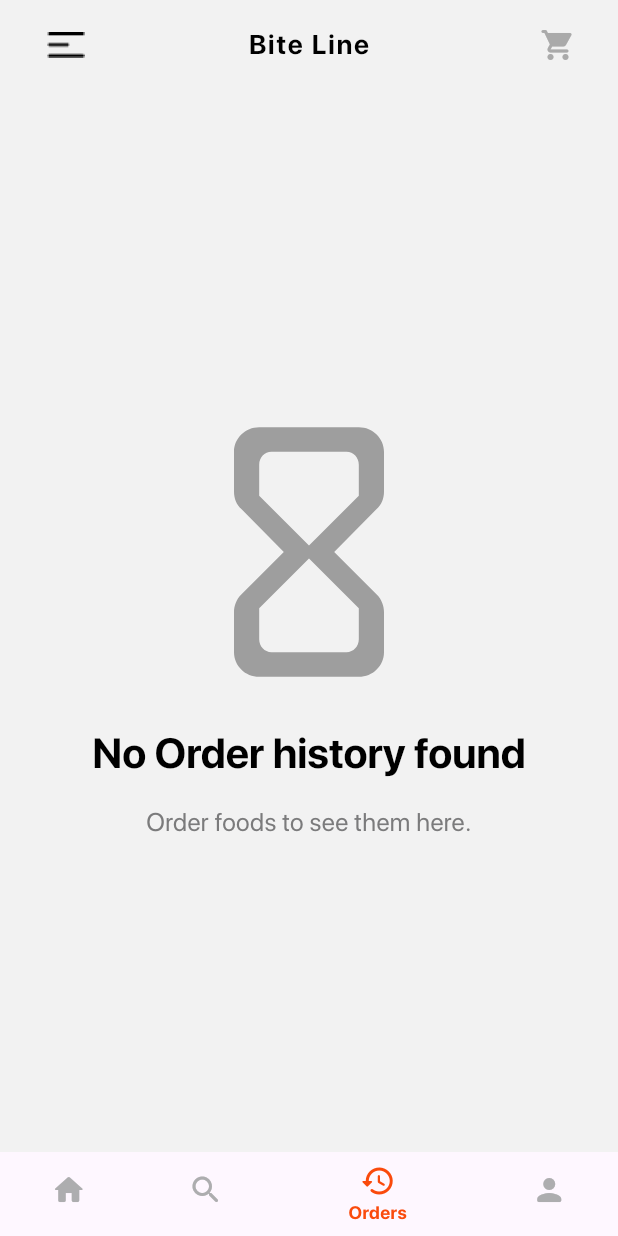
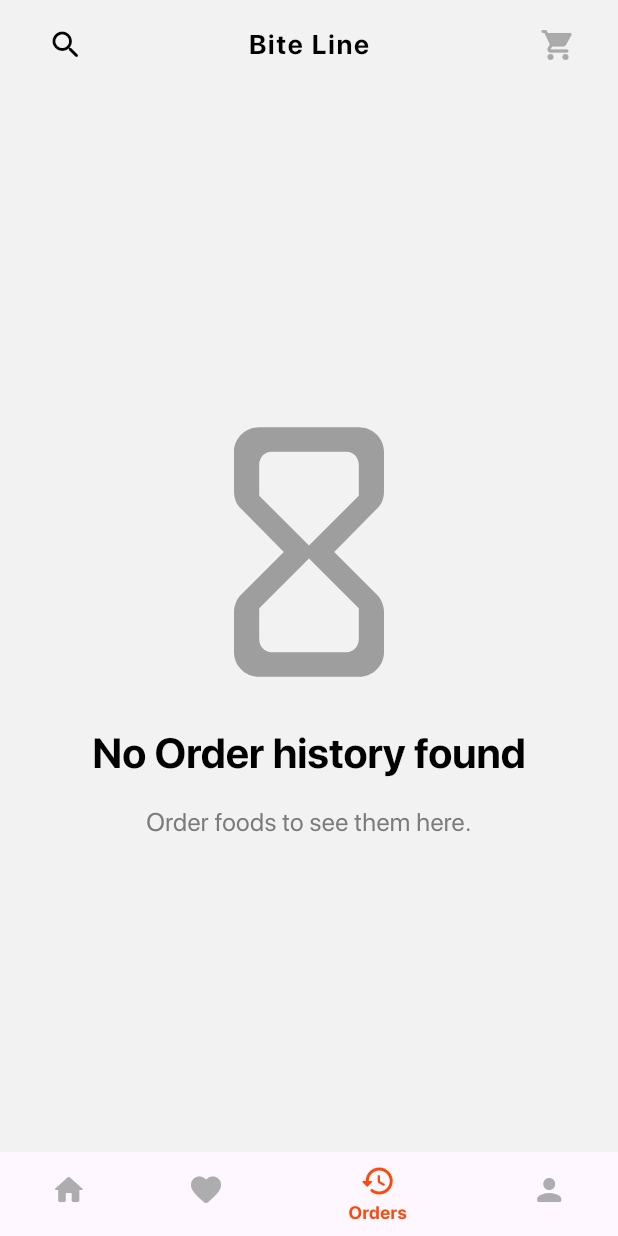
Before and after one commit to Sreeram3927/biteline, a Flutter app: the screen it shows after launch, swiped to page 3, on a phone screen of 412 x 824 dp. Run offline on Flutter 3.47's test engine with Material 3 defaults, Android fonts, the phone set to English and light mode, and no system bars; network calls fail; project files that could hold a hidden picture were left out.

Commit message:
change search page location

```diff
--- a/lib/pages/page_manager.dart
+++ b/lib/pages/page_manager.dart
@@ -37,8 +37,15 @@ class _PageManagerState extends State<PageManager> {
           padding: const EdgeInsets.symmetric(vertical: 2.0, horizontal: 16.0),
           child: AppBar(
             leading: IconButton(
-              icon: Image.asset('assets/images/menu_icon.png'),
-              onPressed: () {},
+              icon: const Icon(Icons.search_rounded),
+              onPressed: () {
+                Navigator.push(
+                  context,
+                  MaterialPageRoute(
+                    builder: (context) => const SearchPage(),
+                  )
+                );
+              },
             ),
             title: Text(
               'Bite Line',
@@ -72,7 +79,7 @@ class _PageManagerState extends State<PageManager> {
         },
         children: const [
           HomePage(),
-          SearchPage(),
+          Placeholder(),
           OrdersPage(),
           Placeholder(),
         ],
@@ -88,8 +95,8 @@ class _PageManagerState extends State<PageManager> {
             label: 'Home',
           ),
           BottomNavigationBarItem(
-            icon: Icon(Icons.search_rounded),
-            label: 'Search',
+            icon: Icon(Icons.favorite_rounded),
+            label: 'Favorites',
           ),
           BottomNavigationBarItem(
             icon: Icon(Icons.history_rounded),
```
Also changed, not shown: lib/pages/search/search.dart (+51 -18 lines).
